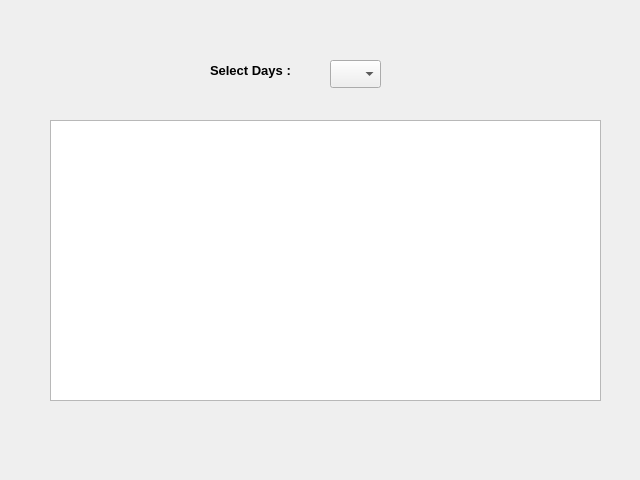
Before: the Qt Designer form expirydashboard.ui in sahariajf/ExpiryGuard, drawn with Qt 5.
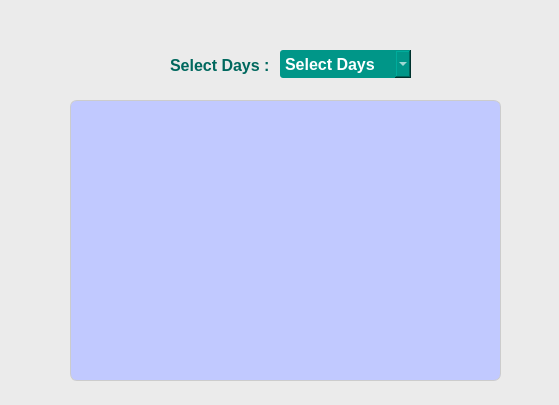
After: the same form once the commit is applied.

```diff
--- a/expirydashboard.ui
+++ b/expirydashboard.ui
@@ -9,33 +9,60 @@
    <rect>
     <x>0</x>
     <y>0</y>
-    <width>640</width>
-    <height>480</height>
+    <width>559</width>
+    <height>405</height>
    </rect>
   </property>
   <property name="windowTitle">
    <string>ExpiryDashboard </string>
   </property>
+  <property name="styleSheet">
+   <string notr="true">
+
+QWidget {
+    background-color: rgb(235, 235, 235); 
+    color: #333; 
+}
+
+
+QHeaderView {
+    background-color: #009688; 
+    color: #ffffff; 
+}
+
+</string>
+  </property>
   <widget class="QComboBox" name="daySelectionBT">
    <property name="geometry">
     <rect>
-     <x>330</x>
-     <y>60</y>
-     <width>51</width>
+     <x>280</x>
+     <y>50</y>
+     <width>131</width>
      <height>28</height>
     </rect>
    </property>
    <property name="font">
     <font>
-     <pointsize>10</pointsize>
+     <pointsize>-1</pointsize>
      <bold>true</bold>
     </font>
    </property>
    <property name="mouseTracking">
     <bool>true</bool>
    </property>
+   <property name="styleSheet">
+    <string notr="true">
+QComboBox {
+    background-color: #009688; 
+    color: #ffffff; 
+    border: none; 
+    border-radius: 3px; 
+    padding: 5px; 
+    font-size: 16px; 
+}</string>
+   </property>
    <property name="currentText">
-    <string>7</string>
+    <string/>
    </property>
    <property name="placeholderText">
     <string>Select Days</string>
@@ -54,18 +81,24 @@
   <widget class="QLabel" name="label">
    <property name="geometry">
     <rect>
-     <x>210</x>
-     <y>60</y>
-     <width>111</width>
-     <height>20</height>
+     <x>170</x>
+     <y>50</y>
+     <width>101</width>
+     <height>31</height>
     </rect>
    </property>
    <property name="font">
     <font>
-     <pointsize>10</pointsize>
+     <pointsize>-1</pointsize>
      <bold>true</bold>
     </font>
    </property>
+   <property name="styleSheet">
+    <string notr="true">QLabel{
+ 	color:rgb(0, 104, 94);
+	font-size:16px;
+}</string>
+   </property>
    <property name="text">
     <string>Select Days :</string>
    </property>
@@ -73,18 +106,46 @@
   <widget class="QListView" name="showResult">
    <property name="geometry">
     <rect>
-     <x>50</x>
-     <y>120</y>
-     <width>551</width>
+     <x>70</x>
+     <y>100</y>
+     <width>431</width>
      <height>281</height>
     </rect>
    </property>
    <property name="font">
     <font>
-     <pointsize>14</pointsize>
+     <pointsize>-1</pointsize>
      <bold>true</bold>
     </font>
    </property>
+   <property name="styleSheet">
+    <string notr="true">QListView {
+    background-color:rgb(193, 201, 255); 
+    border: 1px solid #ccc; 
+    border-radius: 7px;	
+ font-size: 14px;                /* Font size */
+    color: #333333; 
+}
+
+
+QScrollBar:vertical {
+    border: 1px solid #ccc; 
+    background: #f4f4f4;
+    width: 12px; 
+}
+
+QScrollBar::handle:vertical {
+    background: #009688; 
+    min-height: 20px;
+}
+
+QScrollBar::add-line:vertical, 
+QScrollBar::sub-line:vertical {
+    background: none; 
+}
+
+</string>
+   </property>
    <property name="movement">
     <enum>QListView::Free</enum>
    </property>
```
